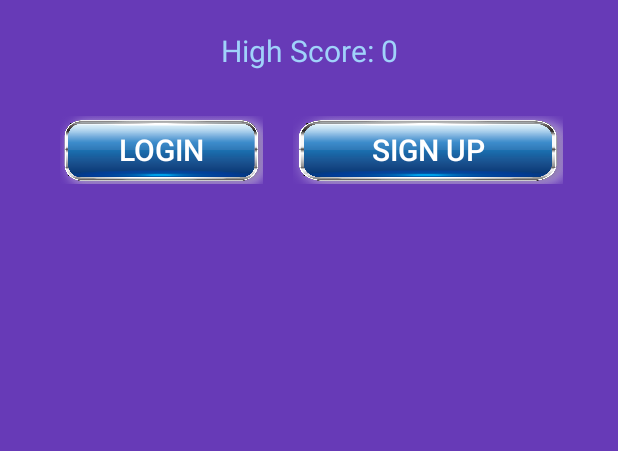
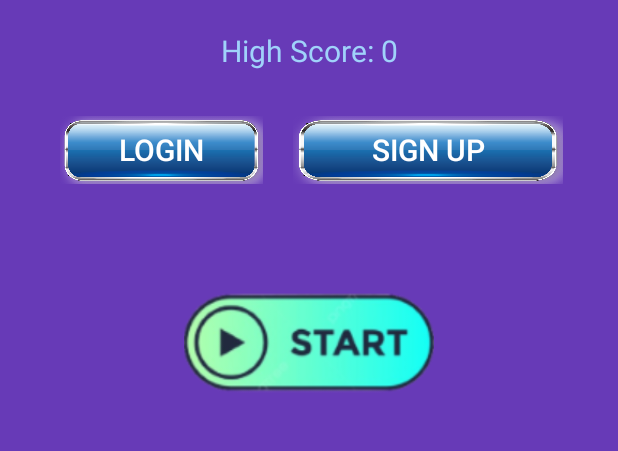
Before and after one commit to Leospars/Brick_Breaker, an Android app: the screen it shows after launch (StartScreenActivity), after a tap on "StartIcon", on a phone screen of 412 x 824 dp, the part 518-969 px from its top. Run offline under Robolectric (Android 15) with nearby library versions, the light colour scheme and no system bars; our stand-ins replace Firebase (no records; nobody signed in at launch, a user with empty details on screens opened directly); Roboto replaces fonts that are not available here.

Commit message:
Fix start button not visible

```diff
--- a/app/src/main/java/org/example/brickbreaker/activity/StartScreenActivity.java
+++ b/app/src/main/java/org/example/brickbreaker/activity/StartScreenActivity.java
@@ -10,13 +10,14 @@ import android.widget.LinearLayout;
 import android.widget.TextView;
 
 import androidx.annotation.Nullable;
+import androidx.appcompat.app.AppCompatActivity;
 
 import org.example.brickbreaker.GameView;
 import org.example.brickbreaker.R;
 import org.example.brickbreaker.classes.Account;
 
 
-public class StartScreenActivity extends Activity {
+public class StartScreenActivity extends AppCompatActivity {
 
     static StringBuilder leaderBoardData;
     Account[] accounts = new Account[10];
--- a/app/src/main/res/layout/activity_start_screen.xml
+++ b/app/src/main/res/layout/activity_start_screen.xml
@@ -99,7 +99,7 @@
         android:layout_gravity="center_horizontal"
         android:layout_marginTop="20dp"
         android:contentDescription="StartIcon"
-        app:srcCompat="@drawable/start_button"
+        app:srcCompat="@drawable/start_button2"
         tools:ignore="HardcodedText" />
 
 </LinearLayout>
```
